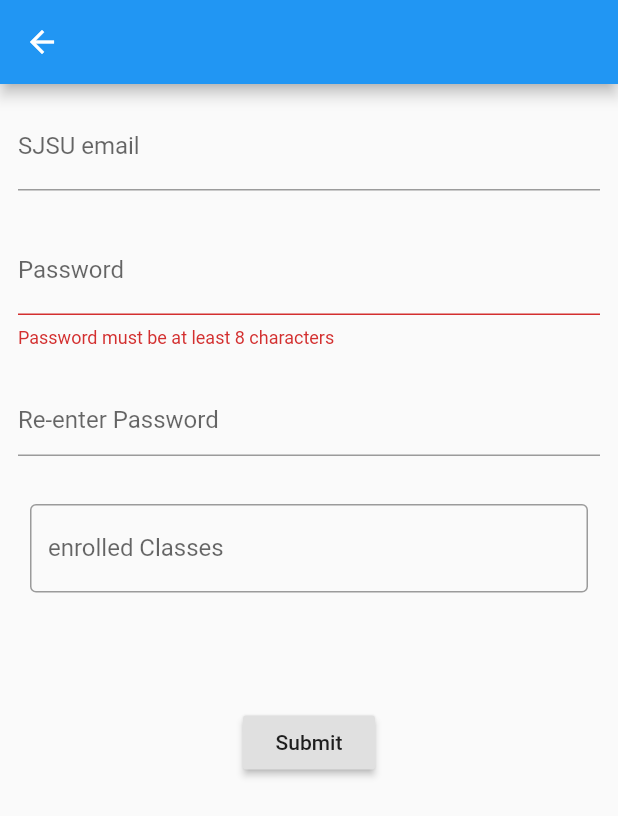
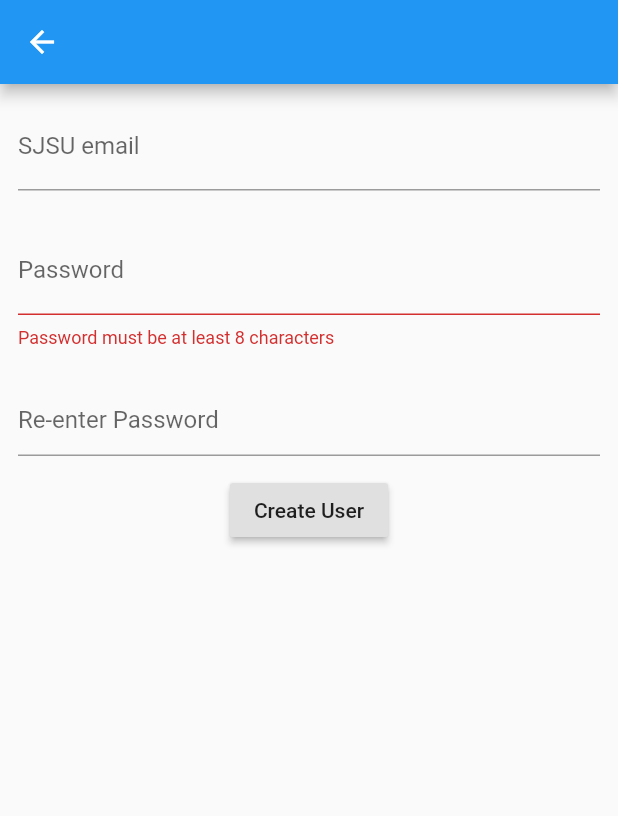
Before and after one commit to School-Flutter-Dart/Sellit, a Flutter app: the RegisterPage screen opened directly, on a phone screen of 412 x 824 dp. Shown: the top 816 px of the screen. Run offline on Flutter 3.47's test engine with Material 2 defaults, Android fonts, the phone set to English and light mode, and no system bars; our stand-ins replace cloud_firestore, firebase_auth, rxdart, shared_preferences; accounts and stored records are empty.

Commit message:
Created User Info Page

```diff
--- a/lib/resources/cloud_firestore_provider.dart
+++ b/lib/resources/cloud_firestore_provider.dart
@@ -13,6 +13,8 @@ export 'package:sellit/models/post.dart';
 ///This is the class where we do CRUD on Cloud Firestore.
 class CloudFirestoreProvider {
   FirebaseUser firebaseUser;
+
+  final CollectionReference userInfo = Firestore.instance.collection('userInfo');
 
   Future<List<Post>> fetchAllPosts() async {
     return Firestore.instance.collection('posts').getDocuments().then((QuerySnapshot qs) {
@@ -173,6 +175,10 @@ class CloudFirestoreProvider {
     sharedPrefs.setString('email', email);
     sharedPrefs.setString('password', password);
   }
+
+
+
+
 }
 
 final firestore_provider = CloudFirestoreProvider();
--- a/lib/ui/register_page.dart
+++ b/lib/ui/register_page.dart
@@ -15,7 +15,7 @@ class _RegisterPageState extends State<RegisterPage> {
   final passwordVerificationEditingController = TextEditingController();
   final formKey = GlobalKey<FormState>();
   TextEditingController nameController = TextEditingController();
-  String enrolledClass = '';
+
 
   @override
   void dispose() {
@@ -31,9 +31,8 @@ class _RegisterPageState extends State<RegisterPage> {
       appBar: AppBar(),
       body: Form(
           key: formKey,
-          child: Column(
+          child: SingleChildScrollView(child: Column(
             children: <Widget>[
-
               Padding(
                 padding: EdgeInsets.symmetric(vertical: 12, horizontal: 12),
                 child: TextFormField(
@@ -82,27 +81,7 @@ class _RegisterPageState extends State<RegisterPage> {
                 ),
               ),
 
-              Container(
-                  margin: EdgeInsets.all(20),
-                  child: TextField(
-                    controller: nameController,
-                    decoration: InputDecoration(
-                      border: OutlineInputBorder(),
-                      labelText: 'enrolled Classes',
-                    ),
-                    onChanged: (text) {
-                      setState(() {
-                        enrolledClass = text;
-                        //you can access nameController in its scope to get
-                        // the value of text entered as shown below
-                        //fullName = nameController.text;
-                      });
-                    },
-                  )),
-              Container(
-                margin: EdgeInsets.all(20),
-                child: Text(enrolledClass),
-              ),
+
               RaisedButton(
                 onPressed: () {
                   if (formKey.currentState.validate()) {
@@ -114,11 +93,13 @@ class _RegisterPageState extends State<RegisterPage> {
                     });
                   }
                 },
-                child: Text('Submit'),
+                child: Text('Create User'),
               )
 
             ],
           )),
+      ),
+
     );
   }
 }
--- a/lib/ui/sign_in_page.dart
+++ b/lib/ui/sign_in_page.dart
@@ -70,6 +70,7 @@ class _SignInPageState extends State<SignInPage> {
                     firestore_provider.signInUser(email, password).then((value) {
                       if (value != null) {
                         Navigator.pop(context);
+                         print(value.uid);
                       } else {
                         scaffoldKey.currentState.showSnackBar(SnackBar(
                           content: Text('Signing in failed. Please check your email if you are the first time user.'),
```
Also changed, not shown: lib/ui/User_PersonalInfo_page.dart (added, +10 -0 lines), lib/ui/profile_page.dart (+70 -5 lines), 1 other file.
